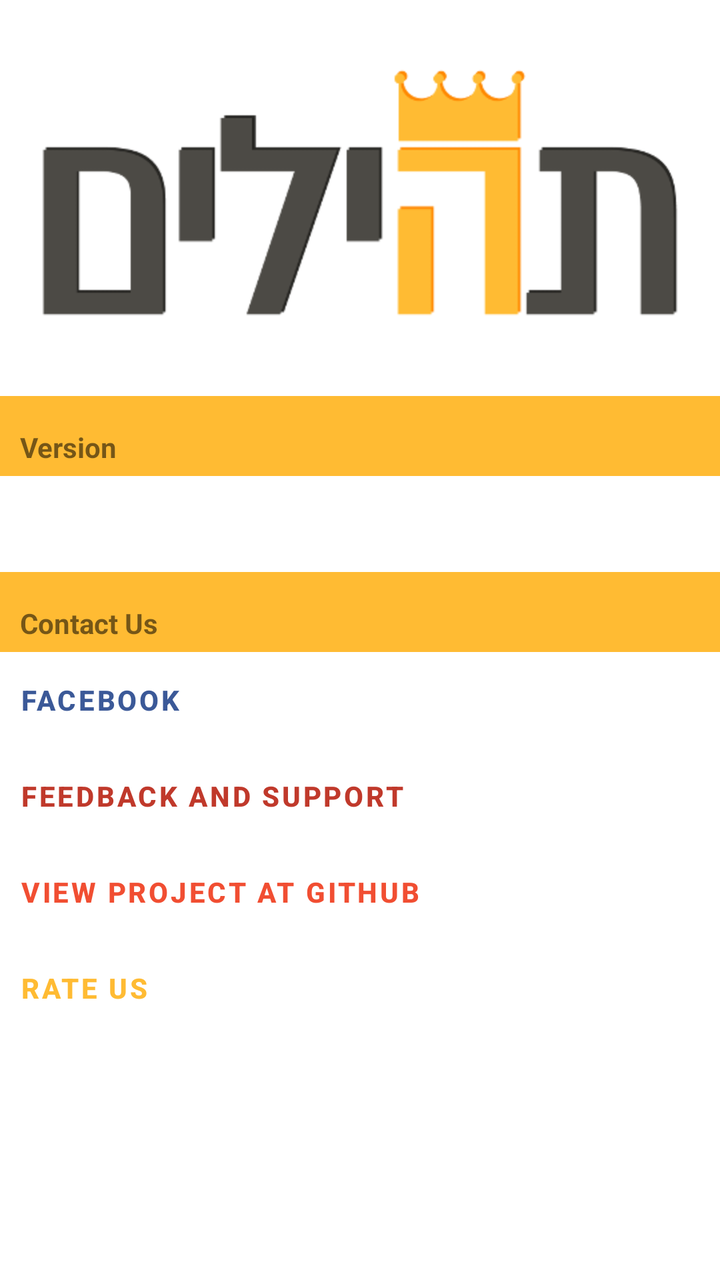
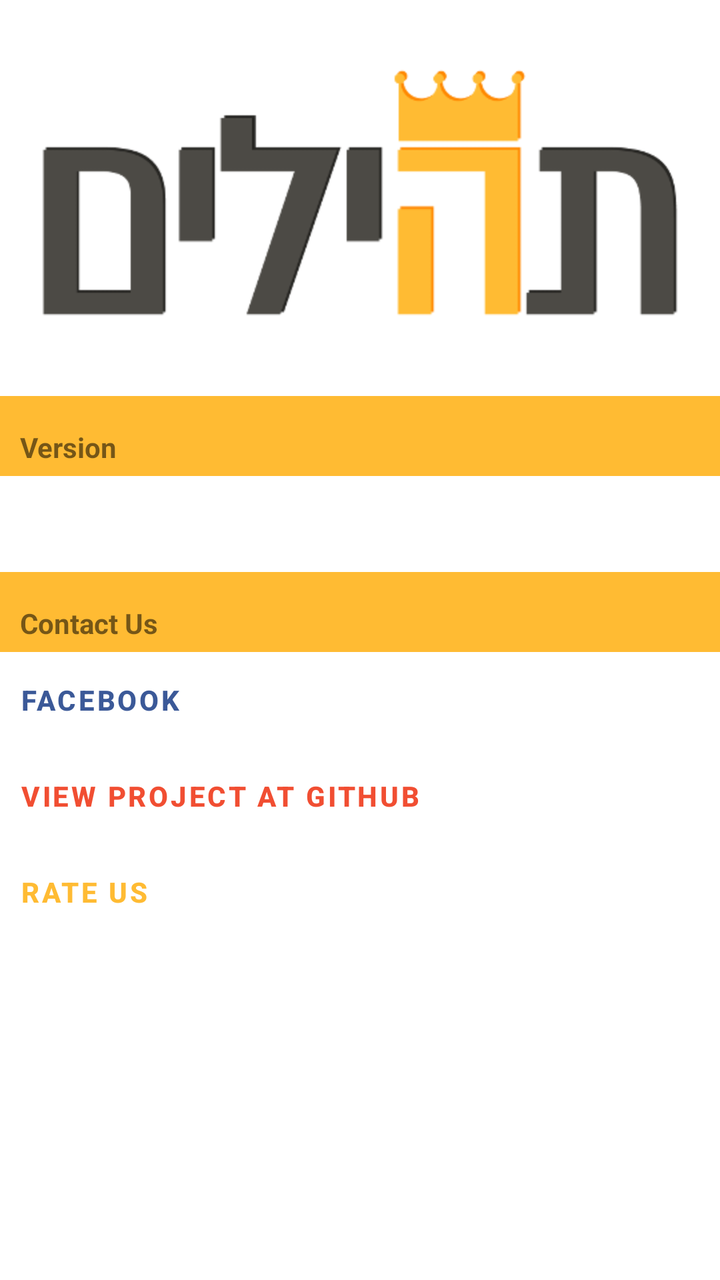

Compare the two renders of this Android layout. The source of the first and the diff that turns it into the second are given below.
<!-- AndroidManifest.xml: fallback theme Theme.MaterialComponents.DayNight.NoActionBar -->
<!-- res/layout/about.xml -->
<?xml version="1.0" encoding="utf-8"?>
<ScrollView xmlns:android="http://schemas.android.com/apk/res/android"
    android:layout_width="fill_parent"
    android:layout_height="fill_parent">

    <LinearLayout
        android:layout_width="match_parent"
        android:layout_height="wrap_content"
        android:orientation="vertical"
        android:background="@android:color/background_light">

        <ImageView
            android:id="@+id/logo"
            android:layout_width="wrap_content"
            android:layout_height="wrap_content"
            android:layout_marginLeft="20dp"
            android:layout_marginRight="20dp"
            android:contentDescription="@string/app_name"
            android:scaleType="centerInside"
            android:src="@drawable/logo_tehilim" />

        <TextView
            android:id="@+id/version_text"
            android:layout_width="match_parent"
            android:layout_height="40dp"
            android:layout_alignParentStart="true"
            android:background="@color/titleColor"
            android:gravity="start|bottom"
            android:paddingBottom="5dp"
            android:paddingStart="10dp"
            android:text="@string/version"
            android:textStyle="bold" />

        <Button
            android:id="@+id/version_button"
            android:layout_width="match_parent"
            android:layout_height="wrap_content"
            android:background="@drawable/selectable_background_tehilim"
            android:gravity="start|center_vertical"
            android:paddingEnd="10dp"
            android:paddingStart="10dp"
            android:text="2.0.1" />

        <TextView
            android:text="@string/version_info"
            android:id="@+id/version_info"
            android:layout_width="match_parent"
            android:layout_height="wrap_content"
            android:layout_marginBottom="10dp"
            android:layout_marginTop="10dp"
            android:paddingEnd="10dp"
            android:paddingStart="10dp"
            android:visibility="gone" />

        <TextView
            android:id="@+id/contact_us_text"
            android:layout_width="match_parent"
            android:layout_height="40dp"
            android:layout_alignParentStart="true"
            android:background="@color/titleColor"
            android:gravity="start|bottom"
            android:paddingBottom="5dp"
            android:paddingStart="10dp"
            android:text="@string/contact_us"
            android:textStyle="bold" />

        <Button
            android:id="@+id/facebook_button"
            android:layout_width="match_parent"
            android:layout_height="wrap_content"
            android:background="@drawable/selectable_background_tehilim"
            android:gravity="start|center_vertical"
            android:paddingEnd="10dp"
            android:paddingStart="10dp"
            android:text="Facebook"
            android:textColor="@color/facebook_color"
            android:textStyle="bold" />

        <Button
            android:id="@+id/email_button"
            android:layout_width="match_parent"
            android:layout_height="wrap_content"
            android:background="@drawable/selectable_background_tehilim"
            android:gravity="start|center_vertical"
            android:paddingEnd="10dp"
            android:paddingStart="10dp"
            android:text="@string/feedback"
            android:textColor="@color/gmail_color"
            android:textStyle="bold" />

        <Button
            android:id="@+id/github_button"
            android:layout_width="match_parent"
            android:layout_height="wrap_content"
            android:background="@drawable/selectable_background_tehilim"
            android:gravity="start|center_vertical"
            android:paddingEnd="10dp"
            android:paddingStart="10dp"
            android:text="View project at Github"
            android:textColor="@color/git_color"
            android:textStyle="bold" />

        <Button
            android:id="@+id/rate_button"
            android:layout_width="match_parent"
            android:layout_height="wrap_content"
            android:background="@drawable/selectable_background_tehilim"
            android:gravity="start|center_vertical"
            android:paddingEnd="10dp"
            android:paddingStart="10dp"
            android:text="@string/rate"
            android:textColor="@color/titleColor"
            android:textStyle="bold" />
    </LinearLayout>

</ScrollView>
<!-- resources referenced by this layout -->
<resources>
  <color name="facebook_color">#3b5998</color>
  <color name="git_color">#f14e32</color>
  <color name="gmail_color">#c0392b</color>
  <color name="titleColor">#FFBB33</color>
  <!-- drawable logo_tehilim: png bitmap (drawable, 8226 bytes) -->
  <!-- drawable selectable_background_tehilim (drawable) -->
  <?xml version="1.0" encoding="utf-8"?>
  <selector xmlns:android="http://schemas.android.com/apk/res/android" android:exitFadeDuration="@android:integer/config_mediumAnimTime">
      <item android:state_pressed="false" android:state_focused="true" android:drawable="@drawable/list_focused_tehilim" />
      <item android:state_pressed="true" android:drawable="@drawable/pressed_background_tehilim" />
      <item android:drawable="@android:color/transparent" />
  </selector>
  <string name="app_name">Easy Tehilim</string>
  <string name="contact_us">Contact Us</string>
  <string name="feedback">Feedback and Support</string>
  <string name="rate">Rate us</string>
  <string name="version">Version</string>
  <string name="version_info">
  
          * Last location is now storing up to 3 locations&lt;br&gt;
          * Bookmarks is back! You can now create infinite list of bookmarks
      
      </string>
  <!-- drawable list_focused_tehilim: png bitmap (drawable-hdpi, 115 bytes) -->
  <!-- drawable pressed_background_tehilim (drawable) -->
  <?xml version="1.0" encoding="utf-8"?>
  <shape xmlns:android="http://schemas.android.com/apk/res/android"
      android:shape="rectangle">
      <solid android:color="@color/pressed_tehilim" />
  </shape>
  <color name="pressed_tehilim">#CCFFBB33</color>
</resources>

<!-- the commit's change to res/layout/about.xml (unified diff, before → after) -->
@@ -77,18 +77,6 @@
             android:textStyle="bold" />
 
         <Button
-            android:id="@+id/email_button"
-            android:layout_width="match_parent"
-            android:layout_height="wrap_content"
-            android:background="@drawable/selectable_background_tehilim"
-            android:gravity="start|center_vertical"
-            android:paddingEnd="10dp"
-            android:paddingStart="10dp"
-            android:text="@string/feedback"
-            android:textColor="@color/gmail_color"
-            android:textStyle="bold" />
-
-        <Button
             android:id="@+id/github_button"
             android:layout_width="match_parent"
             android:layout_height="wrap_content"
<!-- resource entries referenced after the edit -->
@@ -2,7 +2,6 @@
 <resources>
   <color name="facebook_color">#3b5998</color>
   <color name="git_color">#f14e32</color>
-  <color name="gmail_color">#c0392b</color>
   <color name="titleColor">#FFBB33</color>
   <!-- drawable logo_tehilim: png bitmap (drawable, 8226 bytes) -->
   <!-- drawable selectable_background_tehilim (drawable) -->
@@ -14,7 +13,6 @@
   </selector>
   <string name="app_name">Easy Tehilim</string>
   <string name="contact_us">Contact Us</string>
-  <string name="feedback">Feedback and Support</string>
   <string name="rate">Rate us</string>
   <string name="version">Version</string>
   <string name="version_info">
